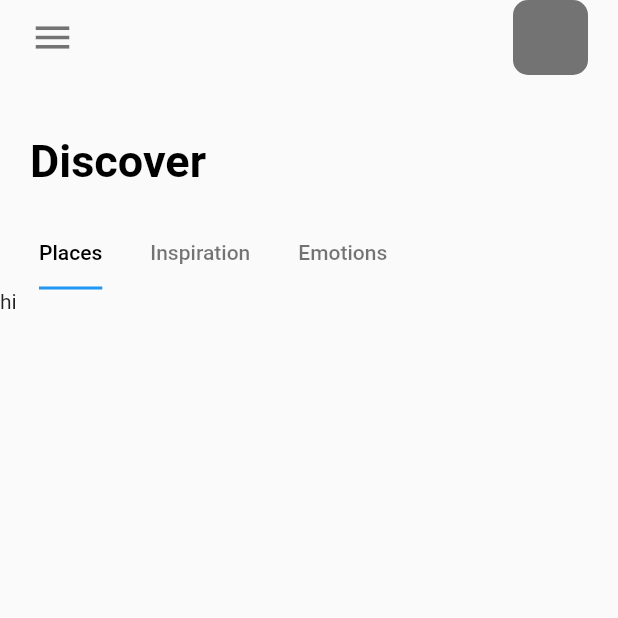
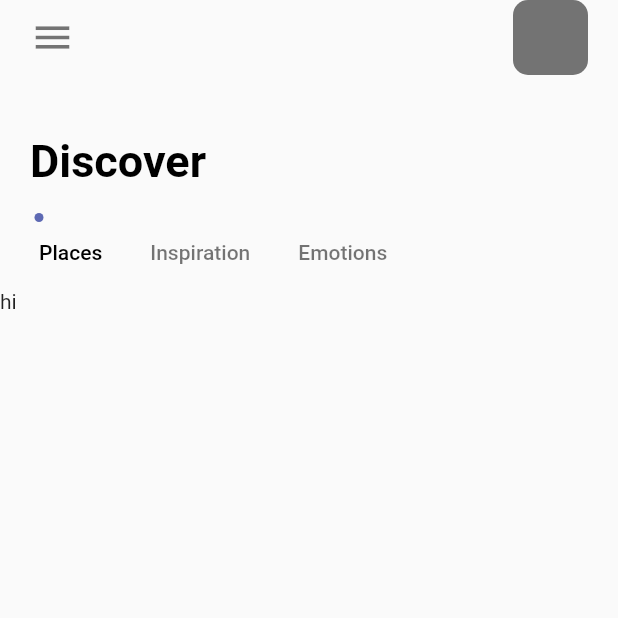
Before and after one commit to sxjal/More-Journeys, a Flutter app: the screen it shows after launch, on a phone screen of 412 x 824 dp, the top half of it. Run offline on Flutter 3.47's test engine with Material 2 defaults, Android fonts, the phone set to English and light mode, and no system bars.

Commit message:
indicator

```diff
--- a/lib/pages/navpages/homepage.dart
+++ b/lib/pages/navpages/homepage.dart
@@ -1,5 +1,6 @@
 import 'package:flutter/material.dart';
 import 'package:flutter/services.dart';
+import 'package:morejourneys/misc/colors.dart';
 import 'package:morejourneys/widgets/app_large_text.dart';
 
 class HomePage extends StatefulWidget {
@@ -65,6 +66,8 @@ class _HomePageState extends State<HomePage> with TickerProviderStateMixin {
                 isScrollable: true,
                 //indicatorColor: Colors.white,
                 indicatorSize: TabBarIndicatorSize.label,
+                indicator:
+                    CircleTabIndicator(color: AppColors.mainColor, radius: 3),
                 tabs: const [
                   Tab(
                     text: "Places",
```
